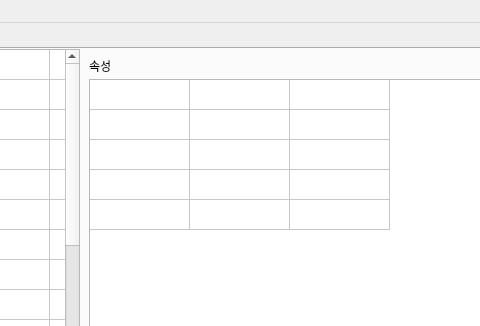
First picture: the form in main.ui, repository cosine0/anonymize, before the edit; both pictures show x 553 to 1033 and y 0 to 326 of the 1273 by 837 pixel window.
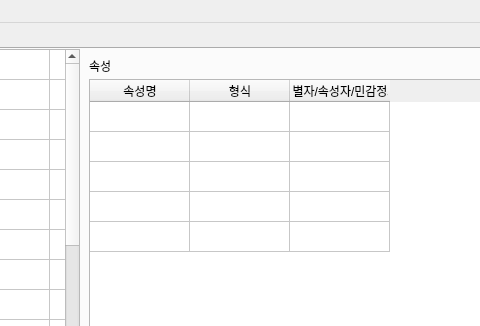
Second picture: the form after the edit. The open tabs and pages were chosen to show the change.

```diff
--- a/main.ui
+++ b/main.ui
@@ -501,7 +501,7 @@
        <number>5</number>
       </property>
       <attribute name="horizontalHeaderVisible">
-       <bool>false</bool>
+       <bool>true</bool>
       </attribute>
       <attribute name="verticalHeaderVisible">
        <bool>false</bool>
```
Left out of the diff: 2 changed lines with no effect on the pictures.
